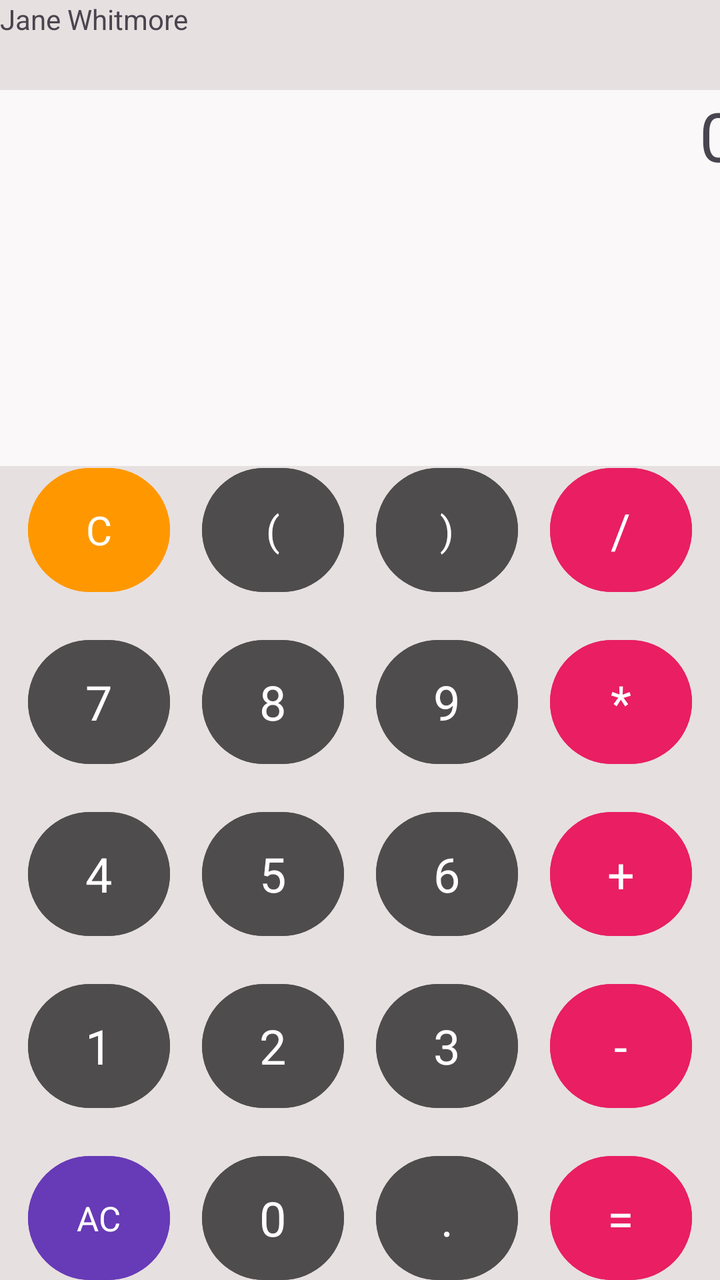
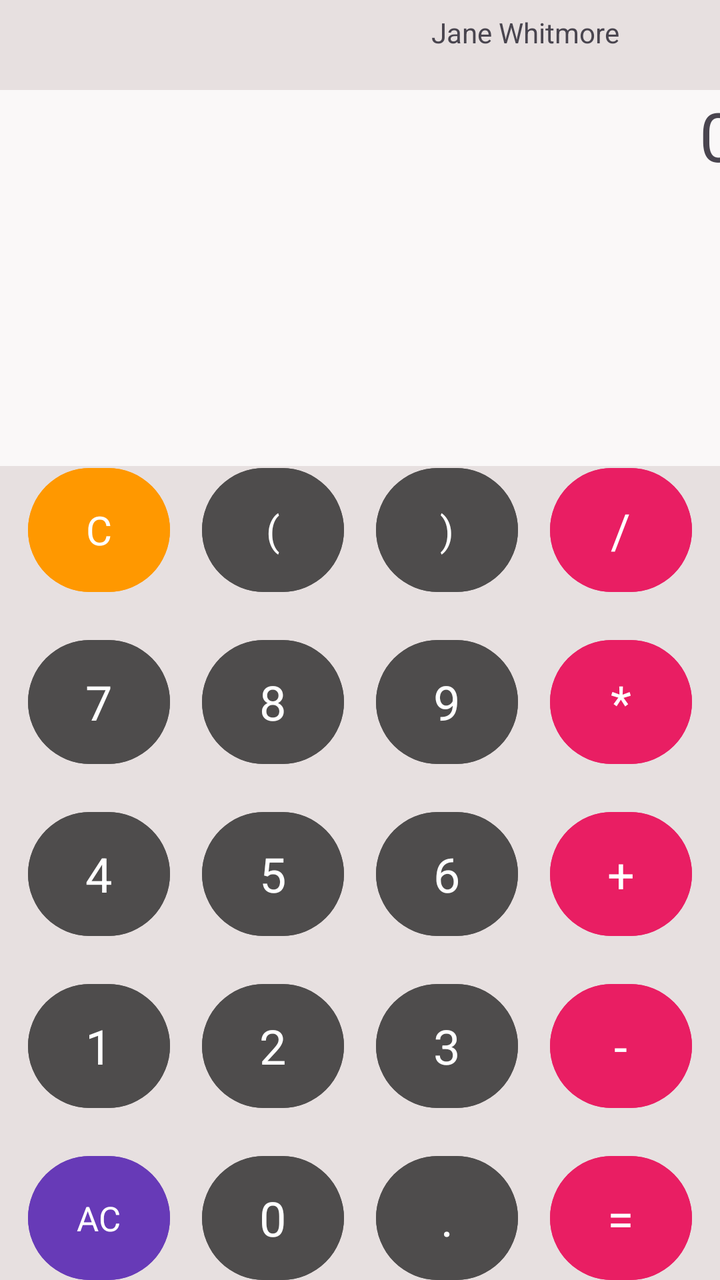

Screens rendered from an Android XML layout before and after an edit, with the pre-edit source and the edit as a unified diff.
<!-- AndroidManifest.xml: application theme Theme.Calculator -->
<!-- res/layout/activity_main.xml -->
<?xml version="1.0" encoding="utf-8"?>
<androidx.constraintlayout.widget.ConstraintLayout xmlns:android="http://schemas.android.com/apk/res/android"
    xmlns:app="http://schemas.android.com/apk/res-auto"
    xmlns:tools="http://schemas.android.com/tools"
    android:id="@+id/main"
    android:layout_width="match_parent"
    android:layout_height="match_parent"
    android:background="#EFECEC"
    android:backgroundTint="#E7E0E0"
    tools:context=".MainActivity">

    <Button
        android:id="@+id/button6"
        android:layout_width="71dp"
        android:layout_height="70dp"
        android:layout_marginStart="8dp"
        android:layout_marginTop="8dp"
        android:layout_marginEnd="8dp"
        android:layout_marginBottom="8dp"
        android:backgroundTint="#4E4C4C"
        android:fontFamily="sans-serif"
        android:text="6"
        android:textSize="24sp"
        app:layout_constraintBottom_toTopOf="@+id/button3"
        app:layout_constraintEnd_toStartOf="@+id/buttonAdd"
        app:layout_constraintStart_toEndOf="@+id/button5"
        app:layout_constraintTop_toBottomOf="@+id/button9" />

    <Button
        android:id="@+id/buttonClear"
        android:layout_width="71dp"
        android:layout_height="70dp"
        android:layout_marginStart="32dp"
        android:layout_marginTop="32dp"
        android:layout_marginEnd="8dp"
        android:layout_marginBottom="8dp"
        android:backgroundTint="#FF9800"
        android:fontFamily="sans-serif"
        android:text="C"
        android:textSize="20sp"
        app:layout_constraintBottom_toTopOf="@+id/button7"
        app:layout_constraintEnd_toStartOf="@+id/buttonLParen"
        app:layout_constraintStart_toStartOf="parent"
        app:layout_constraintTop_toBottomOf="@id/calcView" />

    <Button
        android:id="@+id/buttonLParen"
        android:layout_width="71dp"
        android:layout_height="70dp"
        android:layout_marginStart="8dp"
        android:layout_marginTop="32dp"
        android:layout_marginEnd="8dp"
        android:layout_marginBottom="8dp"
        android:backgroundTint="#4E4C4C"
        android:fontFamily="sans-serif"
        android:text="("
        android:textSize="20sp"
        app:layout_constraintBottom_toTopOf="@+id/button8"
        app:layout_constraintEnd_toStartOf="@+id/buttonRParen"
        app:layout_constraintStart_toEndOf="@+id/buttonClear"
        app:layout_constraintTop_toBottomOf="@+id/calcView" />

    <Button
        android:id="@+id/buttonRParen"
        android:layout_width="71dp"
        android:layout_height="70dp"
        android:layout_marginStart="8dp"
        android:layout_marginTop="32dp"
        android:layout_marginEnd="8dp"
        android:layout_marginBottom="8dp"
        android:backgroundTint="#4E4C4C"
        android:fontFamily="sans-serif"
        android:text=")"
        android:textSize="20sp"
        app:layout_constraintBottom_toTopOf="@+id/button9"
        app:layout_constraintEnd_toStartOf="@+id/buttonDiv"
        app:layout_constraintStart_toEndOf="@+id/buttonLParen"
        app:layout_constraintTop_toBottomOf="@+id/calcView" />

    <Button
        android:id="@+id/buttonDiv"
        android:layout_width="71dp"
        android:layout_height="70dp"
        android:layout_marginStart="8dp"
        android:layout_marginTop="32dp"
        android:layout_marginEnd="32dp"
        android:layout_marginBottom="8dp"
        android:backgroundTint="#E91E63"
        android:fontFamily="sans-serif"
        android:text="/"
        android:textSize="24sp"
        app:layout_constraintBottom_toTopOf="@+id/buttonMult"
        app:layout_constraintEnd_toEndOf="parent"
        app:layout_constraintStart_toEndOf="@+id/buttonRParen"
        app:layout_constraintTop_toBottomOf="@+id/calcView" />

    <Button
        android:id="@+id/buttonMult"
        android:layout_width="71dp"
        android:layout_height="70dp"
        android:layout_marginStart="8dp"
        android:layout_marginTop="8dp"
        android:layout_marginEnd="32dp"
        android:layout_marginBottom="8dp"
        android:backgroundTint="#E91E63"
        android:fontFamily="sans-serif"
        android:text="*"
        android:textSize="24sp"
        app:layout_constraintBottom_toTopOf="@+id/buttonAdd"
        app:layout_constraintEnd_toEndOf="parent"
        app:layout_constraintStart_toEndOf="@+id/button9"
        app:layout_constraintTop_toBottomOf="@+id/buttonDiv" />

    <Button
        android:id="@+id/button9"
        android:layout_width="71dp"
        android:layout_height="70dp"
        android:layout_marginStart="8dp"
        android:layout_marginTop="8dp"
        android:layout_marginEnd="8dp"
        android:layout_marginBottom="8dp"
        android:backgroundTint="#4E4C4C"
        android:fontFamily="sans-serif"
        android:text="9"
        android:textSize="24sp"
        app:layout_constraintBottom_toTopOf="@+id/button6"
        app:layout_constraintEnd_toStartOf="@+id/buttonMult"
        app:layout_constraintStart_toEndOf="@id/button8"
        app:layout_constraintTop_toBottomOf="@+id/buttonRParen" />

    <Button
        android:id="@+id/button8"
        android:layout_width="71dp"
        android:layout_height="70dp"
        android:layout_marginStart="8dp"
        android:layout_marginTop="8dp"
        android:layout_marginEnd="8dp"
        android:layout_marginBottom="8dp"
        android:backgroundTint="#4E4C4C"
        android:fontFamily="sans-serif"
        android:text="8"
        android:textSize="24sp"
        app:layout_constraintBottom_toTopOf="@+id/button5"
        app:layout_constraintEnd_toStartOf="@+id/button9"
        app:layout_constraintStart_toEndOf="@id/button7"
        app:layout_constraintTop_toBottomOf="@id/buttonLParen" />

    <Button
        android:id="@+id/button7"
        android:layout_width="71dp"
        android:layout_height="70dp"
        android:layout_marginStart="32dp"
        android:layout_marginTop="8dp"
        android:layout_marginEnd="8dp"
        android:layout_marginBottom="8dp"
        android:backgroundTint="#4E4C4C"
        android:fontFamily="sans-serif"
        android:text="7"
        android:textSize="24sp"
        app:layout_constraintBottom_toTopOf="@+id/button4"
        app:layout_constraintEnd_toStartOf="@+id/button8"
        app:layout_constraintStart_toStartOf="parent"
        app:layout_constraintTop_toBottomOf="@+id/buttonClear" />

    <Button
        android:id="@+id/button4"
        android:layout_width="71dp"
        android:layout_height="70dp"
        android:layout_marginStart="32dp"
        android:layout_marginTop="8dp"
        android:layout_marginEnd="8dp"
        android:layout_marginBottom="8dp"
        android:backgroundTint="#4E4C4C"
        android:fontFamily="sans-serif"
        android:text="4"
        android:textSize="24sp"
        app:layout_constraintBottom_toTopOf="@+id/button1"
        app:layout_constraintEnd_toStartOf="@+id/button5"
        app:layout_constraintStart_toStartOf="parent"
        app:layout_constraintTop_toBottomOf="@+id/button7" />

    <Button
        android:id="@+id/button5"
        android:layout_width="71dp"
        android:layout_height="70dp"
        android:layout_marginStart="8dp"
        android:layout_marginTop="8dp"
        android:layout_marginEnd="8dp"
        android:layout_marginBottom="8dp"
        android:backgroundTint="#4E4C4C"
        android:fontFamily="sans-serif"
        android:text="5"
        android:textSize="24sp"
        app:layout_constraintBottom_toTopOf="@+id/button2"
        app:layout_constraintEnd_toStartOf="@+id/button6"
        app:layout_constraintStart_toEndOf="@+id/button4"
        app:layout_constraintTop_toBottomOf="@+id/button8" />

    <Button
        android:id="@+id/buttonSub"
        android:layout_width="71dp"
        android:layout_height="70dp"
        android:layout_marginStart="8dp"
        android:layout_marginTop="8dp"
        android:layout_marginEnd="32dp"
        android:layout_marginBottom="8dp"
        android:backgroundTint="#E91E63"
        android:fontFamily="sans-serif"
        android:text="-"
        android:textSize="24sp"
        app:layout_constraintBottom_toTopOf="@+id/buttonEqu"
        app:layout_constraintEnd_toEndOf="parent"
        app:layout_constraintHorizontal_bias="1.0"
        app:layout_constraintStart_toEndOf="@+id/button3"
        app:layout_constraintTop_toBottomOf="@+id/buttonAdd" />

    <Button
        android:id="@+id/button3"
        android:layout_width="71dp"
        android:layout_height="70dp"
        android:layout_marginStart="8dp"
        android:layout_marginTop="8dp"
        android:layout_marginEnd="8dp"
        android:layout_marginBottom="8dp"
        android:backgroundTint="#4E4C4C"
        android:fontFamily="sans-serif"
        android:text="3"
        android:textSize="24sp"
        app:layout_constraintBottom_toTopOf="@+id/buttonDeci"
        app:layout_constraintEnd_toStartOf="@+id/buttonSub"
        app:layout_constraintStart_toEndOf="@id/button2"
        app:layout_constraintTop_toBottomOf="@+id/button6" />

    <Button
        android:id="@+id/button2"
        android:layout_width="71dp"
        android:layout_height="70dp"
        android:layout_marginStart="8dp"
        android:layout_marginTop="8dp"
        android:layout_marginEnd="8dp"
        android:layout_marginBottom="8dp"
        android:backgroundTint="#4E4C4C"
        android:fontFamily="sans-serif"
        android:text="2"
        android:textSize="24sp"
        app:layout_constraintBottom_toTopOf="@+id/button0"
        app:layout_constraintEnd_toStartOf="@+id/button3"
        app:layout_constraintStart_toEndOf="@+id/button1"
        app:layout_constraintTop_toBottomOf="@id/button5" />

    <Button
        android:id="@+id/button1"
        android:layout_width="71dp"
        android:layout_height="70dp"
        android:layout_marginStart="32dp"
        android:layout_marginTop="8dp"
        android:layout_marginEnd="8dp"
        android:layout_marginBottom="8dp"
        android:backgroundTint="#4E4C4C"
        android:fontFamily="sans-serif"
        android:text="1"
        android:textSize="24sp"
        app:layout_constraintBottom_toTopOf="@+id/buttonAllClear"
        app:layout_constraintEnd_toStartOf="@+id/button2"
        app:layout_constraintStart_toStartOf="parent"
        app:layout_constraintTop_toBottomOf="@+id/button4" />

    <Button
        android:id="@+id/buttonAllClear"
        android:layout_width="71dp"
        android:layout_height="70dp"
        android:layout_marginStart="32dp"
        android:layout_marginTop="8dp"
        android:layout_marginEnd="8dp"
        android:layout_marginBottom="31dp"
        android:backgroundTint="#673AB7"
        android:fontFamily="sans-serif"
        android:text="AC"
        android:textSize="17sp"
        app:layout_constraintBottom_toBottomOf="parent"
        app:layout_constraintEnd_toStartOf="@+id/button0"
        app:layout_constraintStart_toStartOf="parent"
        app:layout_constraintTop_toBottomOf="@+id/button1" />

    <Button
        android:id="@+id/button0"
        android:layout_width="71dp"
        android:layout_height="70dp"
        android:layout_marginStart="8dp"
        android:layout_marginTop="8dp"
        android:layout_marginEnd="8dp"
        android:layout_marginBottom="31dp"
        android:backgroundTint="#4E4C4C"
        android:fontFamily="sans-serif"
        android:text="0"
        android:textSize="24sp"
        app:layout_constraintBottom_toBottomOf="parent"
        app:layout_constraintEnd_toStartOf="@+id/buttonDeci"
        app:layout_constraintStart_toEndOf="@+id/buttonAllClear"
        app:layout_constraintTop_toBottomOf="@+id/button2" />

    <Button
        android:id="@+id/buttonDeci"
        android:layout_width="71dp"
        android:layout_height="70dp"
        android:layout_marginStart="8dp"
        android:layout_marginTop="8dp"
        android:layout_marginEnd="8dp"
        android:layout_marginBottom="31dp"
        android:backgroundTint="#4E4C4C"
        android:fontFamily="sans-serif"
        android:text="."
        android:textSize="24sp"
        app:layout_constraintBottom_toBottomOf="parent"
        app:layout_constraintEnd_toStartOf="@+id/buttonEqu"
        app:layout_constraintStart_toEndOf="@+id/button0"
        app:layout_constraintTop_toBottomOf="@+id/button3" />

    <Button
        android:id="@+id/buttonEqu"
        android:layout_width="71dp"
        android:layout_height="70dp"
        android:layout_marginStart="8dp"
        android:layout_marginTop="8dp"
        android:layout_marginEnd="32dp"
        android:layout_marginBottom="31dp"
        android:backgroundTint="#E91E63"
        android:fontFamily="sans-serif"
        android:text="="
        android:textSize="24sp"
        app:layout_constraintBottom_toBottomOf="parent"
        app:layout_constraintEnd_toEndOf="parent"
        app:layout_constraintStart_toEndOf="@+id/buttonDeci"
        app:layout_constraintTop_toBottomOf="@+id/buttonSub" />

    <Button
        android:id="@+id/buttonAdd"
        android:layout_width="71dp"
        android:layout_height="70dp"
        android:layout_marginStart="8dp"
        android:layout_marginTop="8dp"
        android:layout_marginEnd="32dp"
        android:layout_marginBottom="8dp"
        android:backgroundTint="#E91E63"
        android:fontFamily="sans-serif"
        android:text="+"
        android:textSize="24sp"
        app:layout_constraintBottom_toTopOf="@+id/buttonSub"
        app:layout_constraintEnd_toEndOf="parent"
        app:layout_constraintStart_toEndOf="@+id/button6"
        app:layout_constraintTop_toBottomOf="@+id/buttonMult" />

    <TextView
        android:id="@+id/calcView"
        android:layout_width="0dp"
        android:layout_height="128dp"
        android:background="#FAF8F8"
        android:textAlignment="viewEnd"
        android:textAllCaps="false"
        android:textDirection="firstStrong"
        android:textSize="60sp"
        app:layout_constraintBottom_toBottomOf="parent"
        app:layout_constraintEnd_toEndOf="parent"
        app:layout_constraintStart_toStartOf="parent"
        app:layout_constraintTop_toTopOf="parent"
        app:layout_constraintVertical_bias="0.205" />

    <TextView
        android:id="@+id/solutionText"
        android:layout_width="410dp"
        android:layout_height="60dp"
        android:layout_marginTop="32dp"
        android:background="#FAF8F8"
        android:ems="10"
        android:inputType="text"
        android:text="0"
        android:textAlignment="viewEnd"
        android:textSize="34sp"
        app:layout_constraintBottom_toTopOf="@+id/calcView"
        app:layout_constraintEnd_toEndOf="parent"
        app:layout_constraintHorizontal_bias="0.838"
        app:layout_constraintStart_toStartOf="parent"
        app:layout_constraintTop_toTopOf="parent"
        app:layout_constraintVertical_bias="1.0" />

    <TextView
        android:id="@+id/textView"
        android:layout_width="154dp"
        android:layout_height="32dp"
        android:text="Jane Whitmore"
        tools:layout_editor_absoluteX="241dp"
        tools:layout_editor_absoluteY="16dp" />

</androidx.constraintlayout.widget.ConstraintLayout>
<!-- resources referenced by this layout -->
<resources>
  <style name="Theme.Calculator" parent="Base.Theme.Calculator" />
  <style name="Base.Theme.Calculator" parent="Theme.Material3.DayNight.NoActionBar">
          
          
      </style>
</resources>

<!-- the commit's change to res/layout/activity_main.xml (unified diff, before → after) -->
@@ -387,8 +387,14 @@
         android:id="@+id/textView"
         android:layout_width="154dp"
         android:layout_height="32dp"
+        android:layout_marginStart="241dp"
+        android:layout_marginTop="16dp"
+        android:layout_marginEnd="16dp"
+        android:layout_marginBottom="16dp"
         android:text="Jane Whitmore"
-        tools:layout_editor_absoluteX="241dp"
-        tools:layout_editor_absoluteY="16dp" />
+        app:layout_constraintBottom_toTopOf="@+id/solutionText"
+        app:layout_constraintEnd_toEndOf="parent"
+        app:layout_constraintStart_toStartOf="parent"
+        app:layout_constraintTop_toTopOf="parent" />
 
 </androidx.constraintlayout.widget.ConstraintLayout>
